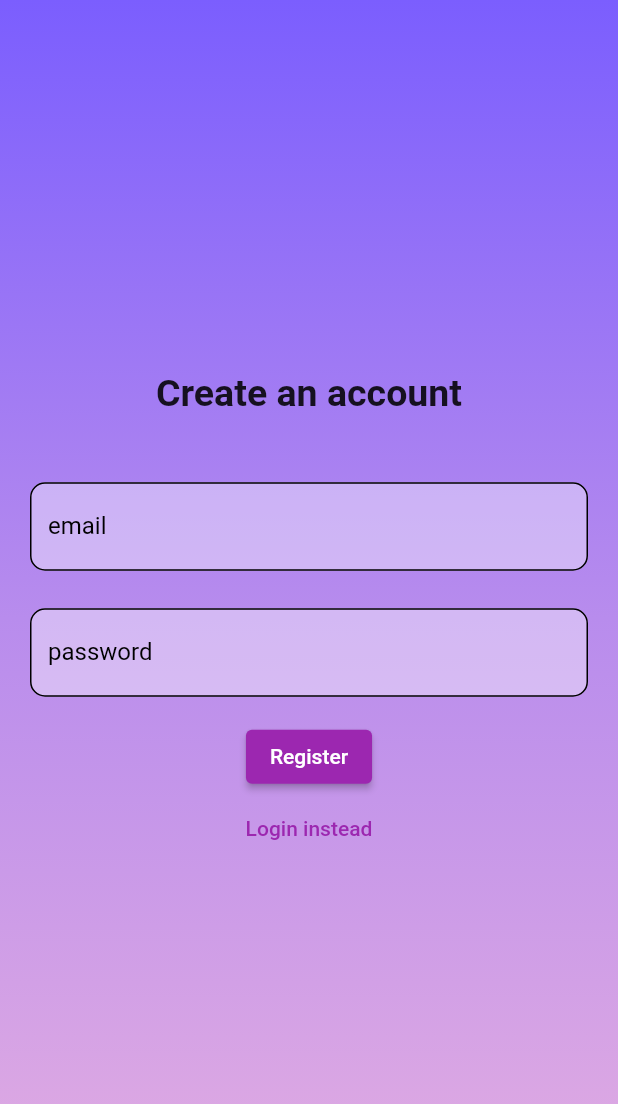
After one commit to SimKianSeng/LvlUp, a Flutter app: the screen it shows after launch, after a tap on "Log in", after a tap on "Register instead", on a phone screen of 412 x 824 dp. The commit adds this screen. Shown: the top 1104 px of the screen. Run offline on Flutter 3.47's test engine with Material 2 defaults, Android fonts, the light colour scheme and no system bars; our stand-ins replace firebase_auth, firebase_core; accounts and stored records are empty; network calls fail.

Commit message:
Code refactoring of authentication pages

```diff
--- a/lib/constants.dart
+++ b/lib/constants.dart
@@ -1,5 +1,6 @@
 import 'package:flutter/material.dart';
 
+///Provides the decoration property of a container
 BoxDecoration bgColour = const BoxDecoration(
                           gradient: LinearGradient(
                             begin:Alignment.topCenter,
@@ -12,3 +13,20 @@ BoxDecoration bgColour = const BoxDecoration(
                             ]
                           )
                         );
+
+
+///Provides the decoration property for a textfield
+InputDecoration customTextField(String initText) {
+  return InputDecoration(
+    labelText: initText,
+    labelStyle: TextStyle(color: Colors.black),
+            filled: true,
+            fillColor: Colors.white38,
+            enabledBorder: OutlineInputBorder(
+              borderRadius: BorderRadius.circular(10.0),
+            ),
+            focusedBorder: OutlineInputBorder(
+              borderRadius: BorderRadius.circular(10.0),
+            )
+  );
+}
--- /dev/null
+++ b/lib/pages/authentication/authentication.dart
@@ -0,0 +1,26 @@
+import 'package:flutter/material.dart';
+import 'package:lvlup/pages/authentication/login_page.dart';
+import 'package:lvlup/pages/authentication/register_page.dart';
+
+class authentication extends StatefulWidget {
+  const authentication({super.key});
+
+  @override
+  State<authentication> createState() => _authenticationState();
+}
+
+
+class _authenticationState extends State<authentication> {
+  bool signingIn = true;
+
+  void switchPage() {
+    setState(() {
+      signingIn = !signingIn;
+    });
+  }
+
+  @override
+  Widget build(BuildContext context) {
+    return signingIn ? LoginPage(switchPage: switchPage) : registerPage(switchPage: switchPage);
+  }
+}
--- a/lib/pages/login_register_page.dart
+++ b/lib/pages/authentication/login_page.dart
@@ -1,21 +1,19 @@
 import 'package:flutter/material.dart';
 import 'package:firebase_auth/firebase_auth.dart';
 import 'package:lvlup/constants.dart';
-import '../services/auth.dart';
+import '../../services/auth.dart';
 
 class LoginPage extends StatefulWidget {
-  const LoginPage({Key? key}) : super(key: key);
+  final Function switchPage;
+
+  const LoginPage({required this.switchPage});
 
   @override
   State<LoginPage> createState() => _LoginPageState();
 }
 
-//TODO: Register page should also ask user for their account name?
-//TODO: Make password obscure while typing in
-//TODO: Ensure that only valid emails are used to create an account
 class _LoginPageState extends State<LoginPage> {
   String? errorMessage = '';
-  bool isLogin = true;
 
   final TextEditingController _controllerEmail = TextEditingController();
   final TextEditingController _controllerPassword = TextEditingController();
@@ -33,42 +31,13 @@ class _LoginPageState extends State<LoginPage> {
     }
   }
 
-  Future<void> createUserWithEmailAndPassword() async {
-    try {
-      await Auth().createUserWithEmailAndPassword(
-        email: _controllerEmail.text,
-        password: _controllerPassword.text,
-      );
-    } on FirebaseAuthException catch (e) {
-      setState(() {
-        errorMessage = e.message;
-      });
-    }
-  }
-
-  //TODO: Update title of login page
-  Widget _title() {
-    return const Text('Firebase Auth');
-  }
-
-  Widget _entryField(
+  Widget entryField(
     String title,
     TextEditingController controller,
   ) {
     return TextField(
       controller: controller,
-      decoration: InputDecoration(
-        labelText: title,
-        labelStyle: TextStyle(color: Colors.black),
-        filled: true,
-        fillColor: Colors.white38,
-        enabledBorder: OutlineInputBorder(
-          borderRadius: BorderRadius.circular(10.0),
-        ),
-        focusedBorder: OutlineInputBorder(
-          borderRadius: BorderRadius.circular(10.0),
-        )
-      ),
+      decoration: customTextField(title),
       obscureText: title == 'password' ? true : false, //Hide password if textfield is for password
     );
   }
@@ -77,31 +46,28 @@ class _LoginPageState extends State<LoginPage> {
     return Text(errorMessage == '' ? '' : 'Humm ? $errorMessage');
   }
 
-  Widget _submitButton() {
+  Widget submitButton() {
     return ElevatedButton(
       onPressed:
-          isLogin ? signInWithEmailAndPassword : createUserWithEmailAndPassword,
-      child: Text(isLogin ? 'Login' : 'Register'),
+          signInWithEmailAndPassword,
+      child: const Text('Log in'),
     );
   }
 
-  Widget _loginOrRegisterButton() {
+  Widget registerButton() {
     return TextButton(
       onPressed: () {
         setState(() {
-          isLogin = !isLogin;
+          widget.switchPage();
         });
       },
-      child: Text(isLogin ? 'Register instead' : 'Login instead'),
+      child: const Text('Register instead'),
     );
   }
 
   @override
   Widget build(BuildContext context) {
     return Scaffold(
-      // appBar: AppBar(
-      //   title: _title(),
-      // ),
       body: Container(
         decoration: bgColour,
         padding: const EdgeInsets.symmetric(horizontal: 20),
@@ -115,13 +81,12 @@ class _LoginPageState extends State<LoginPage> {
                 child: Image.asset("assets/AppTitle.png"),
               ),
             ),
-            _entryField('email', _controllerEmail),
+            entryField('email', _controllerEmail),
             const SizedBox(height: 25.0,),
-            _entryField('password',
-                _controllerPassword),
+            entryField('password', _controllerPassword),
             _errorMessage(),
-            _submitButton(),
-            _loginOrRegisterButton(),
+            submitButton(),
+            registerButton(),
           ],
         ),
       ),
--- /dev/null
+++ b/lib/pages/authentication/register_page.dart
@@ -0,0 +1,108 @@
+import 'package:flutter/material.dart';
+import 'package:firebase_auth/firebase_auth.dart';
+import 'package:lvlup/constants.dart';
+import '../../services/auth.dart';
+
+class registerPage extends StatefulWidget {
+  final Function switchPage;
+
+  const registerPage({required this.switchPage});
+
+  @override
+  State<registerPage> createState() => _registerPageState();
+}
+
+//TODO: Register page should also ask user for their account name?
+//TODO: Ensure that only valid emails are used to create an account
+class _registerPageState extends State<registerPage> {
+  @override
+  Widget build(BuildContext context) {
+    String? errorMessage = '';
+
+    final TextEditingController _controllerEmail = TextEditingController();
+    final TextEditingController _controllerPassword = TextEditingController();
+
+    Future<void> createUserWithEmailAndPassword() async {
+      try {
+        await Auth().createUserWithEmailAndPassword(
+          email: _controllerEmail.text,
+          password: _controllerPassword.text,
+        );
+      } on FirebaseAuthException catch (e) {
+        setState(() {
+          errorMessage = e.message;
+        });
+      }
+    }
+
+    Widget title() {
+      return const Text(
+        "Create an account",
+        style: TextStyle(
+          fontSize: 25.0,
+          fontWeight: FontWeight.bold,
+        ),
+      );
+    }
+
+    Widget entryField(
+      String title,
+      TextEditingController controller,
+    ) {
+      return TextField(
+        controller: controller,
+        decoration: customTextField(title),
+        obscureText: title == 'password'
+            ? true
+            : false, //Hide password if textfield is for password
+      );
+    }
+
+    Widget _errorMessage() {
+      return Text(errorMessage == '' ? '' : 'Humm ? $errorMessage');
+    }
+
+    Widget submitButton() {
+      return ElevatedButton(
+        onPressed: createUserWithEmailAndPassword,
+        child: Text('Register'),
+      );
+    }
+
+    Widget loginButton() {
+      return TextButton(
+        onPressed: () {
+          setState(() {
+            widget.switchPage();
+          });
+        },
+        child: const Text('Login instead'),
+      );
+    }
+
+    return Scaffold(
+      body: Container(
+        decoration: bgColour,
+        padding: const EdgeInsets.symmetric(horizontal: 20),
+        child: Column(
+          crossAxisAlignment: CrossAxisAlignment.center,
+          mainAxisAlignment: MainAxisAlignment.center,
+          children: <Widget>[
+            title(),
+            const SizedBox(
+              height: 45.0,
+            ),
+            entryField('email', _controllerEmail),
+            const SizedBox(
+              height: 25.0,
+            ),
+            entryField('password', _controllerPassword),
+            _errorMessage(),
+            submitButton(),
+            loginButton(),
+          ],
+        ),
+      ),
+    );
+  }
+}
--- a/lib/widget_tree.dart
+++ b/lib/widget_tree.dart
@@ -1,6 +1,6 @@
+import 'package:lvlup/pages/authentication/authentication.dart';
 import 'package:lvlup/services/auth.dart';
 import 'package:lvlup/pages/home_page.dart';
-import 'package:lvlup/pages/login_register_page.dart';
 import 'package:flutter/material.dart';
 
 class WidgetTree extends StatefulWidget {
@@ -21,7 +21,7 @@ class _WidgetTreeState extends State<WidgetTree> {
         if (snapshot.hasData) {
           return HomePage();
         } else {
-          return const LoginPage();
+          return const authentication();
         }
       },
     );
```
Also changed, not shown: 2 other files.
